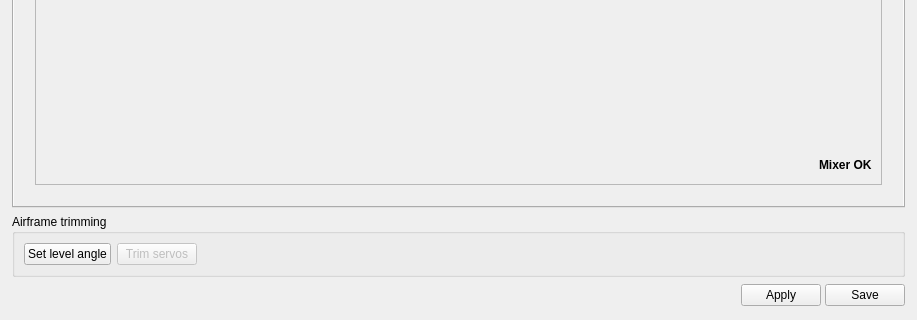
First picture: the form in ground/gcs/src/plugins/config/airframe.ui, repository d-ronin/dRonin, before the edit; both pictures show x 0 to 917 and y 477 to 797 of the 917 by 797 pixel window.
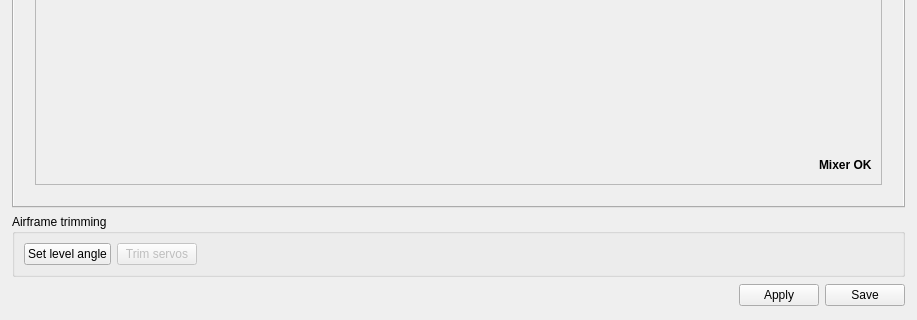
Second picture: the form after the edit. The open tabs and pages were chosen to show the change. Icons and pictures are not drawn. Custom widgets are drawn as their Qt base class.

Commit message: gcs,vehicleconfig: UI tweaks.

Diff of the .ui file:
```diff
--- a/ground/gcs/src/plugins/config/airframe.ui
+++ b/ground/gcs/src/plugins/config/airframe.ui
@@ -2882,7 +2882,7 @@
    <item>
     <layout class="QHBoxLayout" name="horizontalLayout_2">
      <property name="spacing">
-      <number>4</number>
+      <number>6</number>
      </property>
      <item>
       <spacer name="horizontalSpacer_10">
```
Left out of the diff: 8 changed lines with no effect on the pictures.
